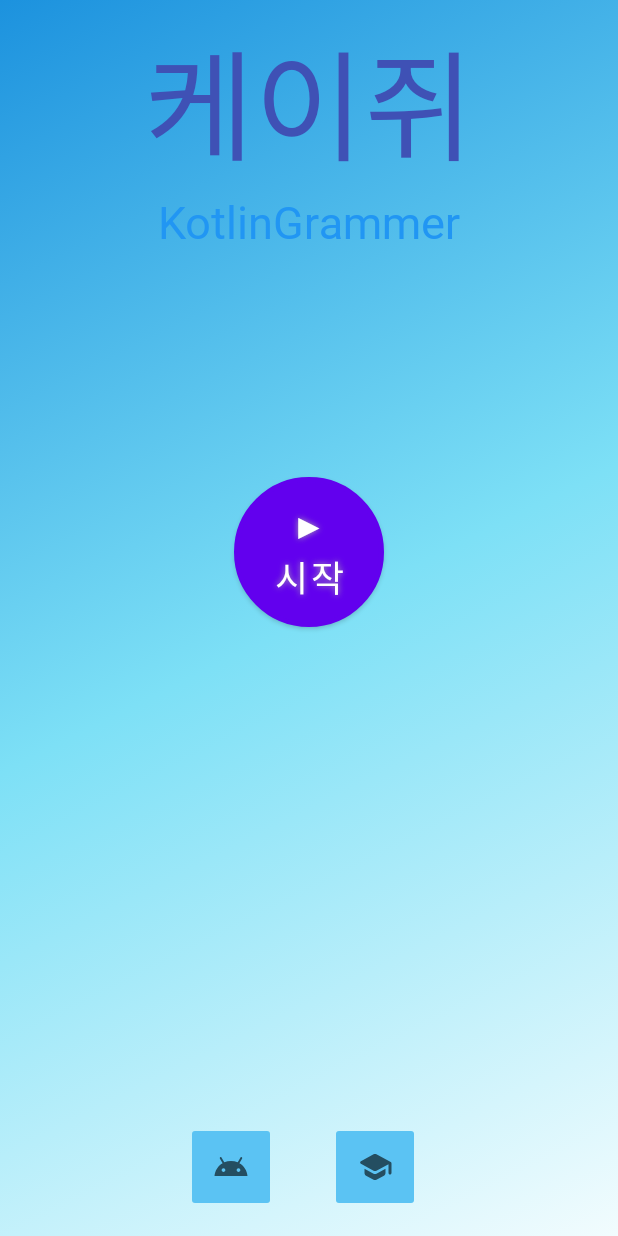
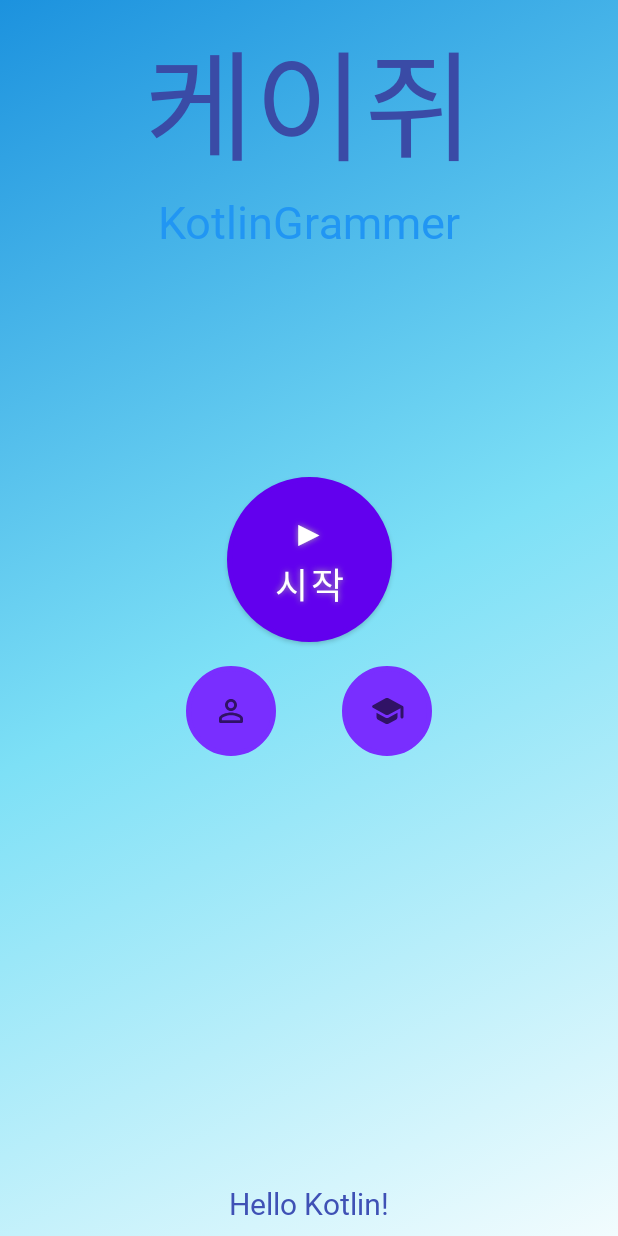
Before and after one commit to Leesin0222/KG, an Android app: the layout activity_main.xml on its own in the app's theme, with its tools: preview values and no code run, on a phone screen of 412 x 824 dp. Run offline under Robolectric (Android 15) with nearby library versions, the phone set to English and light mode, and no system bars.

Commit message:
📑 -- 4시간동안 고생한 메인화면 UI 개발!

```diff
--- a/kotlingrammer/app/src/main/res/layout/activity_main.xml
+++ b/kotlingrammer/app/src/main/res/layout/activity_main.xml
@@ -15,7 +15,7 @@
         android:layout_marginTop="8dp"
         android:fontFamily="@font/sbm"
         android:text="케이쥐"
-        android:textColor="#3F51B5"
+        android:textColor="#3A4BA6"
         android:textSize="80sp"
         app:layout_constraintEnd_toEndOf="parent"
         app:layout_constraintStart_toStartOf="parent"
@@ -36,16 +36,16 @@
     <Button
         android:id="@+id/start_btn"
 
-        android:layout_width="100dp"
-        android:layout_height="100dp"
+        android:layout_width="110dp"
+        android:layout_height="110dp"
+        android:layout_marginTop="150dp"
         android:background="@drawable/button_shape"
-        android:layout_marginTop="150dp"
+        android:fontFamily="@font/sbl"
         android:shadowColor="#A8A8A8"
         android:shadowDx="0"
         android:shadowDy="0"
         android:shadowRadius="5"
         android:text="▶\n시작"
-        android:fontFamily="@font/sbl"
         android:textColor="#FFFFFF"
         android:textSize="24sp"
         app:layout_constraintEnd_toEndOf="parent"
@@ -56,22 +56,36 @@
         android:id="@+id/developer_btn"
         android:layout_width="60dp"
         android:layout_height="60dp"
+        android:background="@drawable/button_shape"
         android:layout_marginStart="124dp"
-        android:layout_marginBottom="16dp"
-        android:backgroundTint="#5BC3F3"
-        android:src="@drawable/ic_round_android_24"
-        app:layout_constraintBottom_toBottomOf="parent"
-        app:layout_constraintStart_toStartOf="parent" />
+        android:layout_marginTop="16dp"
+        android:backgroundTint="#792EFF"
+        android:src="@drawable/ic_round_person_outline_24"
+        app:layout_constraintStart_toStartOf="parent"
+        app:layout_constraintTop_toBottomOf="@+id/start_btn" />
 
     <ImageButton
         android:id="@+id/dictionary_btn"
         android:layout_width="60dp"
         android:layout_height="60dp"
-        android:layout_marginEnd="132dp"
-        android:layout_marginBottom="16dp"
-        android:backgroundTint="#5BC3F3"
+        android:background="@drawable/button_shape"
+        android:layout_marginEnd="124dp"
+        android:layout_marginTop="16dp"
+        android:backgroundTint="#792EFF"
         android:src="@drawable/ic_round_school_24"
+        app:layout_constraintEnd_toEndOf="parent"
+        app:layout_constraintTop_toBottomOf="@+id/start_btn" />
+
+    <TextView
+        android:id="@+id/textView3"
+        android:layout_width="wrap_content"
+        android:layout_height="wrap_content"
+        android:layout_marginBottom="8dp"
+        android:fontFamily="@font/sbl"
+        android:text="Hello Kotlin!"
+        android:textColor="#3F51B5"
+        android:textSize="20sp"
         app:layout_constraintBottom_toBottomOf="parent"
-        app:layout_constraintEnd_toEndOf="parent" />
-
+        app:layout_constraintEnd_toEndOf="parent"
+        app:layout_constraintStart_toStartOf="parent" />
 </androidx.constraintlayout.widget.ConstraintLayout>
```
